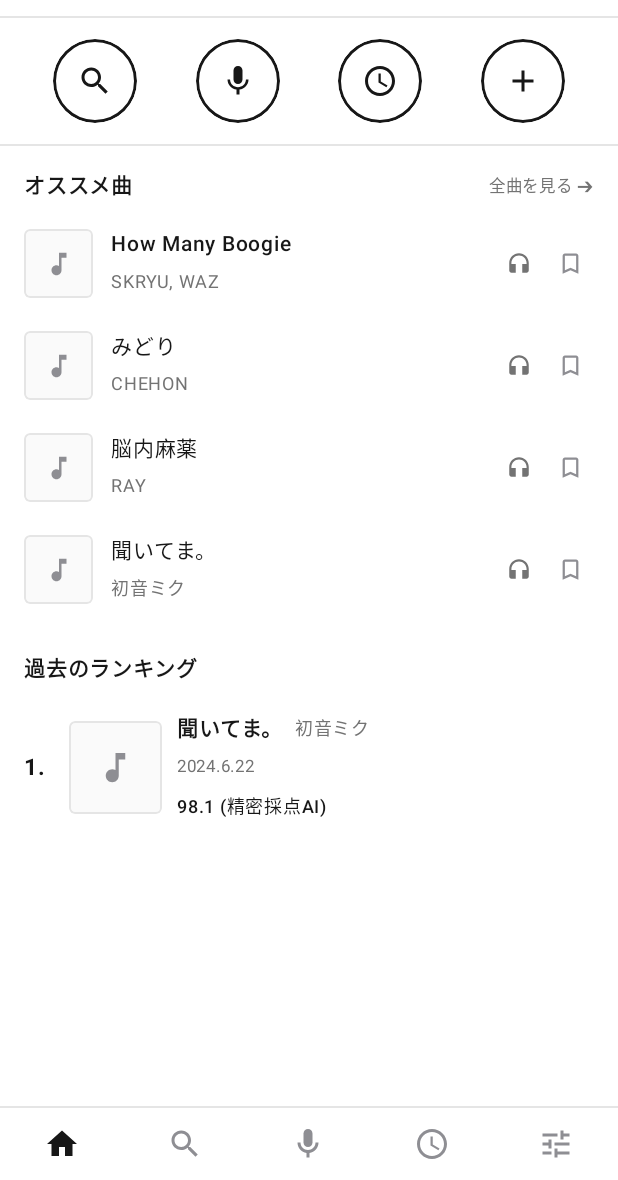
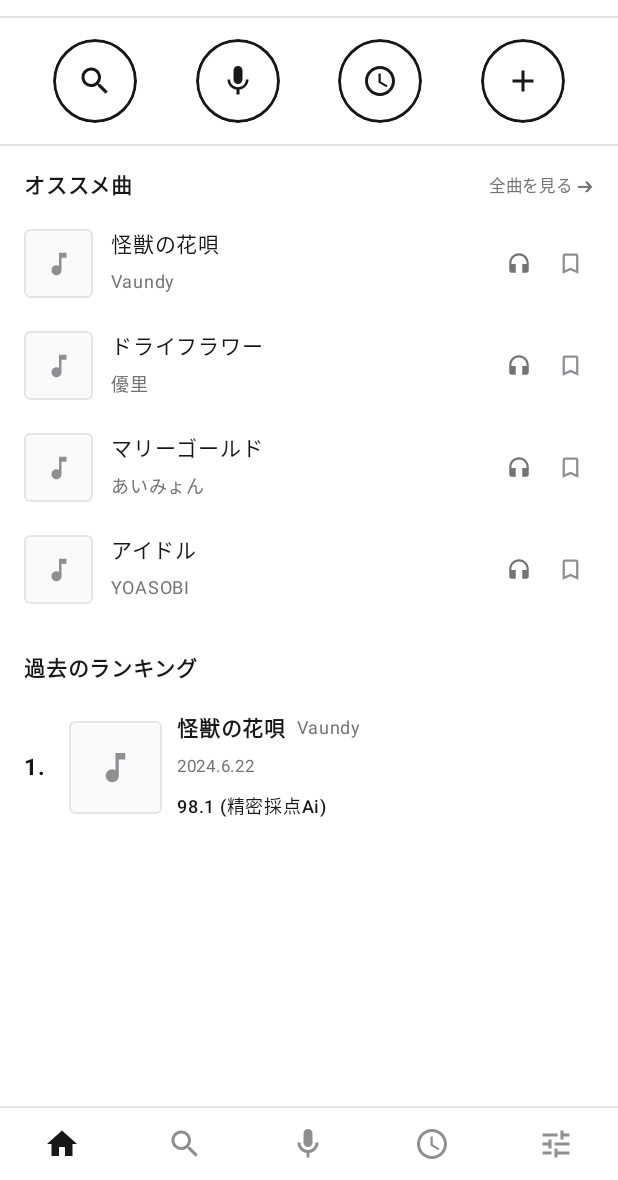
Before and after one commit to ryota-1017/KaraLog, an Android app built with Jetpack Compose: the screen it shows after launch (MainActivity), on a phone screen of 412 x 824 dp, the part 56-1236 px from its top. Run offline under Robolectric (Android 15) with nearby library versions, the phone set to English and light mode, and no system bars; our stand-ins replace Room's generated code.

Commit message:
feat: KaraLog v1.7.0 - Pre-seed top 35 popular karaoke ranking songs

```diff
--- a/app/build.gradle.kts
+++ b/app/build.gradle.kts
@@ -13,8 +13,8 @@ android {
         applicationId = "com.karalog.app"
         minSdk = 24
         targetSdk = 35
-        versionCode = 8
-        versionName = "1.6.0"
+        versionCode = 9
+        versionName = "1.7.0"
 
         testInstrumentationRunner = "androidx.test.runner.AndroidJUnitRunner"
         vectorDrawables {
--- a/app/src/main/java/com/karalog/app/MainActivity.kt
+++ b/app/src/main/java/com/karalog/app/MainActivity.kt
@@ -162,6 +162,11 @@ class MainActivity : ComponentActivity() {
                                 onResetSession = {
                                     viewModel.resetSession()
                                 },
+                                onSeedPopularSongs = {
+                                    viewModel.seedPopularRankingSongs { added ->
+                                        android.widget.Toast.makeText(this@MainActivity, "カラオケ人気曲をライブラリに追加しました (${added}曲)", android.widget.Toast.LENGTH_SHORT).show()
+                                    }
+                                },
                                 onResetAllData = {
                                     viewModel.resetAllData()
                                     activeSingingSong = null
--- a/app/src/main/java/com/karalog/app/MainViewModel.kt
+++ b/app/src/main/java/com/karalog/app/MainViewModel.kt
@@ -34,8 +34,22 @@ class MainViewModel(private val repository: KaraLogRepository) : ViewModel() {
     private val _themeMode = MutableStateFlow("SYSTEM") // "SYSTEM", "DARK", "LIGHT"
     val themeMode: StateFlow<String> = _themeMode.asStateFlow()
 
+    init {
+        // Automatically ensure popular ranking songs are seeded on launch / update
+        viewModelScope.launch {
+            repository.seedPopularSongsIfNeeded(force = false)
+        }
+    }
+
     fun setThemeMode(mode: String) {
         _themeMode.value = mode
+    }
+
+    fun seedPopularRankingSongs(onDone: (Int) -> Unit = {}) {
+        viewModelScope.launch {
+            val count = repository.seedPopularSongsIfNeeded(force = true)
+            onDone(count)
+        }
     }
 
     fun recordScore(
--- a/app/src/main/java/com/karalog/app/data/local/KaraLogDatabase.kt
+++ b/app/src/main/java/com/karalog/app/data/local/KaraLogDatabase.kt
@@ -15,7 +15,7 @@ import kotlinx.coroutines.launch
 
 @Database(
     entities = [SongEntity::class, SingingRecordEntity::class],
-    version = 6,
+    version = 7,
     exportSchema = false
 )
 abstract class KaraLogDatabase : RoomDatabase() {
@@ -38,22 +38,17 @@ abstract class KaraLogDatabase : RoomDatabase() {
                     override fun onCreate(db: SupportSQLiteDatabase) {
                         super.onCreate(db)
                         CoroutineScope(Dispatchers.IO).launch {
-                            val initialSongs = listOf(
-                                SongEntity(title = "How Many Boogie", artist = "SKRYU, WAZ", duration = "3:10", requestNumber = "4901-22", isDamAvailable = true, isJoysoundAvailable = true, defaultKey = 0, stageTag = "WARMUP"),
-                                SongEntity(title = "みどり", artist = "CHEHON", duration = "4:15", requestNumber = "1284-90", isDamAvailable = true, isJoysoundAvailable = true, defaultKey = 0, stageTag = "BEST"),
-                                SongEntity(title = "脳内麻薬", artist = "RAY", duration = "3:42", requestNumber = "3029-14", isDamAvailable = true, isJoysoundAvailable = true, defaultKey = 0, stageTag = "CLIMAX"),
-                                SongEntity(title = "聞いてま。", artist = "初音ミク", duration = "3:30", requestNumber = "8821-05", isDamAvailable = true, isJoysoundAvailable = true, defaultKey = 0, stageTag = "BEST"),
-                                SongEntity(title = "残酷な天使のテーゼ", artist = "高橋洋子", duration = "4:05", requestNumber = "2891-01", isDamAvailable = true, isJoysoundAvailable = true, defaultKey = 0, stageTag = "CLIMAX")
-                            )
-                            INSTANCE?.songDao()?.insertSongs(initialSongs)
+                            // Seed popular ranking songs
+                            INSTANCE?.songDao()?.insertSongs(PopularSongsSeed.POPULAR_RANKING_SONGS)
 
+                            // Initial sample score record
                             val rankingRecord = SingingRecordEntity(
-                                songId = 4,
-                                date = 1719097200000L, // 2024.6.23
+                                songId = 1,
+                                date = 1719097200000L,
                                 score = 98.1,
                                 pitchAccuracy = 92.0,
                                 keyChange = 0,
-                                machineType = "精密採点AI",
+                                machineType = "精密採点Ai",
                                 memo = ""
                             )
                             INSTANCE?.singingRecordDao()?.insertRecord(rankingRecord)
--- /dev/null
+++ b/app/src/main/java/com/karalog/app/data/local/PopularSongsSeed.kt
@@ -0,0 +1,358 @@
+package com.karalog.app.data.local
+
+import com.karalog.app.data.local.entity.SongEntity
+
+object PopularSongsSeed {
+    val POPULAR_RANKING_SONGS = listOf(
+        SongEntity(
+            title = "怪獣の花唄",
+            artist = "Vaundy",
+            duration = "3:45",
+            requestNumber = "4894-32",
+            isDamAvailable = true,
+            isJoysoundAvailable = true,
+            defaultKey = 0,
+            stageTag = "CLIMAX"
+        ),
+        SongEntity(
+            title = "ドライフラワー",
+            artist = "優里",
+            duration = "4:46",
+            requestNumber = "4621-10",
+            isDamAvailable = true,
+            isJoysoundAvailable = true,
+            defaultKey = 0,
+            stageTag = "BEST"
+        ),
+        SongEntity(
+            title = "マリーゴールド",
+            artist = "あいみょん",
+            duration = "5:06",
+            requestNumber = "4321-08",
+            isDamAvailable = true,
+            isJoysoundAvailable = true,
+            defaultKey = 0,
+            stageTag = "WARMUP"
+        ),
+        SongEntity(
+            title = "アイドル",
+            artist = "YOASOBI",
+            duration = "3:33",
+            requestNumber = "5120-44",
+            isDamAvailable = true,
+            isJoysoundAvailable = true,
+            defaultKey = 0,
+            stageTag = "CLIMAX"
+        ),
+        SongEntity(
+            title = "シンデレラボーイ",
+            artist = "Saucy Dog",
+            duration = "4:41",
+            requestNumber = "4782-15",
+            isDamAvailable = true,
+            isJoysoundAvailable = true,
+            defaultKey = 0,
+            stageTag = "BEST"
+        ),
+        SongEntity(
+            title = "水平線",
+            artist = "back number",
+            duration = "4:48",
+            requestNumber = "4690-33",
+            isDamAvailable = true,
+            isJoysoundAvailable = true,
+            defaultKey = 0,
+            stageTag = "BEST"
+        ),
+        SongEntity(
+            title = "ライラック",
+            artist = "Mrs. GREEN APPLE",
+            duration = "3:41",
+            requestNumber = "5410-80",
+            isDamAvailable = true,
+            isJoysoundAvailable = true,
+            defaultKey = 0,
+            stageTag = "CLIMAX"
+        ),
+        SongEntity(
+            title = "Bling-Bang-Bang-Born",
+            artist = "Creepy Nuts",
+            duration = "2:50",
+            requestNumber = "5390-12",
+            isDamAvailable = true,
+            isJoysoundAvailable = true,
+            defaultKey = 0,
+            stageTag = "CLIMAX"
+        ),
+        SongEntity(
+            title = "点描の唄",
+            artist = "Mrs. GREEN APPLE (feat. 井上苑子)",
+            duration = "5:06",
+            requestNumber = "4288-02",
+            isDamAvailable = true,
+            isJoysoundAvailable = true,
+            defaultKey = 0,
+            stageTag = "BEST"
+        ),
+        SongEntity(
+            title = "青と夏",
+            artist = "Mrs. GREEN APPLE",
+            duration = "4:32",
+            requestNumber = "4250-18",
+            isDamAvailable = true,
+            isJoysoundAvailable = true,
+            defaultKey = 0,
+            stageTag = "CLIMAX"
+        ),
+        SongEntity(
+            title = "残酷な天使のテーゼ",
+            artist = "高橋洋子",
+            duration = "4:05",
+            requestNumber = "2891-01",
+            isDamAvailable = true,
+            isJoysoundAvailable = true,
+            defaultKey = 0,
+            stageTag = "CLIMAX"
+        ),
+        SongEntity(
+            title = "丸ノ内サディスティック",
+            artist = "椎名林檎",
+            duration = "3:55",
+            requestNumber = "1980-22",
+            isDamAvailable = true,
+            isJoysoundAvailable = true,
+            defaultKey = 0,
+            stageTag = "WARMUP"
+        ),
+        SongEntity(
+            title = "Lemon",
+            artist = "米津玄師",
+            duration = "4:15",
+            requestNumber = "4210-55",
+            isDamAvailable = true,
+            isJoysoundAvailable = true,
+            defaultKey = 0,
+            stageTag = "BEST"
+        ),
+        SongEntity(
+            title = "Pretender",
+            artist = "Official髭男dism",
+            duration = "5:26",
+            requestNumber = "4412-88",
+            isDamAvailable = true,
+            isJoysoundAvailable = true,
+            defaultKey = 0,
+            stageTag = "BEST"
+        ),
+        SongEntity(
+            title = "Subtitle",
+            artist = "Official髭男dism",
+            duration = "5:01",
+            requestNumber = "5044-19",
+            isDamAvailable = true,
+            isJoysoundAvailable = true,
+            defaultKey = 0,
+            stageTag = "BEST"
+        ),
+        SongEntity(
+            title = "高嶺の花子さん",
+            artist = "back number",
+            duration = "4:54",
+            requestNumber = "3820-41",
+            isDamAvailable = true,
+            isJoysoundAvailable = true,
+            defaultKey = 0,
+            stageTag = "CLIMAX"
+        ),
+        SongEntity(
+            title = "さよならエレジー",
+            artist = "菅田将暉",
+            duration = "4:16",
+            requestNumber = "4198-12",
+            isDamAvailable = true,
+            isJoysoundAvailable = true,
+            defaultKey = 0,
+            stageTag = "WARMUP"
+        ),
+        SongEntity(
+            title = "奏 (かなで)",
+            artist = "スキマスイッチ",
+            duration = "5:28",
+            requestNumber = "1650-70",
+            isDamAvailable = true,
+            isJoysoundAvailable = true,
+            defaultKey = 0,
+            stageTag = "BEST"
+        ),
+        SongEntity(
+            title = "小さな恋のうた",
+            artist = "MONGOL800",
+            duration = "3:43",
+            requestNumber = "1205-30",
+            isDamAvailable = true,
+            isJoysoundAvailable = true,
+            defaultKey = 0,
+            stageTag = "WARMUP"
+        ),
+        SongEntity(
+            title = "晩餐歌",
+            artist = "tuki.",
+            duration = "3:38",
+            requestNumber = "5380-05",
+            isDamAvailable = true,
+            isJoysoundAvailable = true,
+            defaultKey = 0,
+            stageTag = "BEST"
+        ),
+        SongEntity(
+            title = "猫",
+            artist = "DISH//",
+            duration = "4:34",
+            requestNumber = "4420-11",
+            isDamAvailable = true,
+            isJoysoundAvailable = true,
+            defaultKey = 0,
+            stageTag = "WARMUP"
+        ),
+        SongEntity(
+            title = "ベテルギウス",
+            artist = "優里",
+            duration = "3:51",
+            requestNumber = "4810-60",
+            isDamAvailable = true,
+            isJoysoundAvailable = true,
+            defaultKey = 0,
+            stageTag = "BEST"
+        ),
+        SongEntity(
+            title = "白日",
+            artist = "King Gnu",
+            duration = "4:34",
+            requestNumber = "4380-25",
+            isDamAvailable = true,
+            isJoysoundAvailable = true,
+            defaultKey = 0,
+            stageTag = "BEST"
+        ),
+        SongEntity(
+            title = "CHE.R.RY",
+            artist = "YUI",
+            duration = "3:34",
+            requestNumber = "2190-35",
+            isDamAvailable = true,
+            isJoysoundAvailable = true,
+            defaultKey = 0,
+            stageTag = "WARMUP"
+        ),
+        SongEntity(
+            title = "ハナミズキ",
+            artist = "一青窈",
+            duration = "5:22",
+            requestNumber = "1620-45",
+            isDamAvailable = true,
+            isJoysoundAvailable = true,
+            defaultKey = 0,
+            stageTag = "WARMUP"
+        ),
+        SongEntity(
+            title = "糸",
+            artist = "中島みゆき",
+            duration = "5:08",
+            requestNumber = "1090-12",
+            isDamAvailable = true,
+            isJoysoundAvailable = true,
+            defaultKey = 0,
+            stageTag = "WARMUP"
+        ),
+        SongEntity(
+            title = "天体観測",
+            artist = "BUMP OF CHICKEN",
+            duration = "4:45",
+            requestNumber = "1380-50",
+            isDamAvailable = true,
+            isJoysoundAvailable = true,
+            defaultKey = 0,
+            stageTag = "CLIMAX"
+        ),
+        SongEntity(
+            title = "HANABI",
+            artist = "Mr.Children",
+            duration = "5:43",
+            requestNumber = "2340-10",
+            isDamAvailable = true,
+            isJoysoundAvailable = true,
+            defaultKey = 0,
+            stageTag = "BEST"
+        ),
+        SongEntity(
+            title = "恋",
+            artist = "星野源",
+            duration = "4:13",
+            requestNumber = "3950-80",
+            isDamAvailable = true,
+            isJoysoundAvailable = true,
+            defaultKey = 0,
+            stageTag = "WARMUP"
+        ),
+        SongEntity(
+            title = "How Many Boogie",
+            artist = "SKRYU, WAZ",
+            duration = "3:10",
+            requestNumber = "4901-22",
+            isDamAvailable = true,
+            isJoysoundAvailable = true,
+            defaultKey = 0,
+            stageTag = "WARMUP"
+        ),
+        SongEntity(
+            title = "みどり",
+            artist = "CHEHON",
+            duration = "4:15",
+            requestNumber = "1284-90",
+            isDamAvailable = true,
+            isJoysoundAvailable = true,
+            defaultKey = 0,
+            stageTag = "BEST"
+        ),
+        SongEntity(
+            title = "脳内麻薬",
+            artist = "RAY",
+            duration = "3:42",
+            requestNumber = "3029-14",
+            isDamAvailable = true,
+            isJoysoundAvailable = true,
+            defaultKey = 0,
+            stageTag = "CLIMAX"
+        ),
+        SongEntity(
+            title = "聞いてま。",
+            artist = "初音ミク",
+            duration = "3:30",
+            requestNumber = "8821-05",
+            isDamAvailable = true,
+            isJoysoundAvailable = true,
+            defaultKey = 0,
+            stageTag = "BEST"
+        ),
+        SongEntity(
+            title = "千本桜",
+            artist = "WhiteFlame feat.初音ミク",
+            duration = "4:04",
+            requestNumber = "3310-88",
+            isDamAvailable = true,
+            isJoysoundAvailable = true,
+            defaultKey = 0,
+            stageTag = "CLIMAX"
+        ),
+        SongEntity(
+            title = "愛を伝えたいだとか",
+            artist = "あいみょん",
+            duration = "3:58",
+            requestNumber = "4012-30",
+            isDamAvailable = true,
+            isJoysoundAvailable = true,
+            defaultKey = 0,
+            stageTag = "WARMUP"
+        )
+    )
+}
--- a/app/src/main/java/com/karalog/app/data/repository/KaraLogRepository.kt
+++ b/app/src/main/java/com/karalog/app/data/repository/KaraLogRepository.kt
@@ -2,6 +2,7 @@ package com.karalog.app.data.repository
 
 import com.google.gson.Gson
 import com.google.gson.reflect.TypeToken
+import com.karalog.app.data.local.PopularSongsSeed
 import com.karalog.app.data.local.dao.SingingRecordDao
 import com.karalog.app.data.local.dao.SongDao
 import com.karalog.app.data.local.entity.SingingRecordEntity
@@ -61,6 +62,21 @@ class KaraLogRepository(
     suspend fun updateSong(song: SongEntity) = songDao.updateSong(song)
     suspend fun toggleKeptStatus(songId: Long, currentKept: Boolean) = songDao.updateKeptStatus(songId, !currentKept)
     suspend fun updateDefaultKey(songId: Long, key: Int) = songDao.updateDefaultKey(songId, key)
+
+    suspend fun seedPopularSongsIfNeeded(force: Boolean = false): Int {
+        val currentSongs = songsFlow.first()
+        if (!force && currentSongs.size >= 15) return 0
+
+        var addedCount = 0
+        PopularSongsSeed.POPULAR_RANKING_SONGS.forEach { seedSong ->
+            val existing = songDao.getSongByTitleAndArtist(seedSong.title, seedSong.artist)
+            if (existing == null) {
+                songDao.insertSong(seedSong)
+                addedCount++
+            }
+        }
+        return addedCount
+    }
 
     suspend fun saveOrMergeSong(song: SongEntity): SongEntity {
         val trimmedTitle = song.title.trim()
@@ -145,7 +161,7 @@ class KaraLogRepository(
         val songs = songsFlow.first()
         val records = recordsFlow.first()
         val map = mapOf(
-            "version" to "1.5.0",
+            "version" to "1.7.0",
             "songs" to songs,
             "records" to records
         )
--- a/app/src/main/java/com/karalog/app/ui/screens/settings/SettingsScreen.kt
+++ b/app/src/main/java/com/karalog/app/ui/screens/settings/SettingsScreen.kt
@@ -30,6 +30,7 @@ fun SettingsScreen(
     currentThemeMode: String = "SYSTEM",
     onThemeModeChange: (String) -> Unit = {},
     onResetSession: () -> Unit,
+    onSeedPopularSongs: () -> Unit = {},
     onResetAllData: () -> Unit,
     onExportJson: suspend () -> String,
     onImportJson: suspend (String) -> Boolean,
@@ -142,14 +143,33 @@ fun SettingsScreen(
         }
         Box(modifier = Modifier.fillMaxWidth().height(1.dp).background(BorderLight))
 
-        // Section: Data & Backup
+        // Section: Data & Library
         Row(
             modifier = Modifier
                 .fillMaxWidth()
                 .background(BgSecondary)
                 .padding(horizontal = 16.dp, vertical = 8.dp)
         ) {
-            Text("データ管理 ＆ バックアップ", fontSize = 12.sp, fontWeight = FontWeight.Bold, color = TextMain)
+            Text("ライブラリ ＆ バックアップ", fontSize = 12.sp, fontWeight = FontWeight.Bold, color = TextMain)
+        }
+        Box(modifier = Modifier.fillMaxWidth().height(1.dp).background(BorderLight))
+
+        // Seed Popular Ranking Songs
+        Row(
+            modifier = Modifier
+                .fillMaxWidth()
+                .clickable {
+                    onSeedPopularSongs()
+                }
+                .padding(horizontal = 16.dp, vertical = 12.dp),
+            horizontalArrangement = Arrangement.SpaceBetween,
+            verticalAlignment = Alignment.CenterVertically
+        ) {
+            Column {
+                Text("カラオケ人気定番曲 (35曲) を一括追加", fontSize = 13.sp, fontWeight = FontWeight.Medium, color = TextMain)
+                Text("怪獣の花唄、ドライフラワー、残酷な天使のテーゼ等の人気曲を登録", fontSize = 11.sp, color = TextSub, modifier = Modifier.padding(top = 2.dp))
+            }
+            Text("追加", fontSize = 12.sp, fontWeight = FontWeight.Bold, color = TextMain)
         }
         Box(modifier = Modifier.fillMaxWidth().height(1.dp).background(BorderLight))
 
@@ -243,7 +263,7 @@ fun SettingsScreen(
                 .padding(vertical = 36.dp),
             contentAlignment = Alignment.Center
         ) {
-            Text("KaraLog v1.6.0 · Minimal Karaoke Assistant", fontSize = 11.sp, color = IconInactive)
+            Text("KaraLog v1.7.0 · Minimal Karaoke Assistant", fontSize = 11.sp, color = IconInactive)
         }
     }
 
@@ -260,7 +280,7 @@ fun SettingsScreen(
                         value = importInput,
                         onValueChange = { importInput = it },
                         modifier = Modifier.fillMaxWidth().height(120.dp),
-                        placeholder = { Text("{\"version\":\"1.4.0\"...}", fontSize = 10.sp) }
+                        placeholder = { Text("{\"version\":\"1.7.0\"...}", fontSize = 10.sp) }
                     )
                 }
             },
```
Also changed, not shown: 2 other files.
